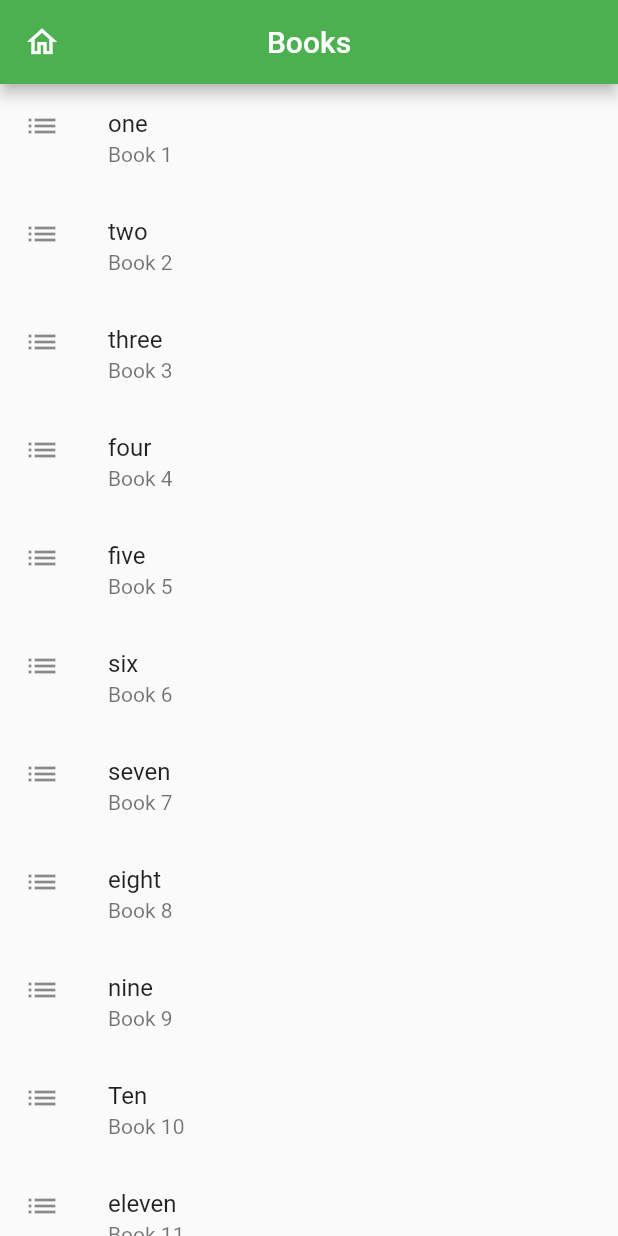
After one commit to Static-404/Flutter, a Flutter app: the SecondPage screen opened by its route, on a phone screen of 412 x 824 dp. The commit adds this screen. Run offline on Flutter 3.47's test engine with Material 2 defaults, Android fonts, the phone set to English and light mode, and no system bars; our stand-ins replace smooth_page_indicator.

Commit message:
Day 12
added another screen with a Listview
added a list of items
added route to the main
added a link in the home page drawer called books

```diff
--- a/lib/main.dart
+++ b/lib/main.dart
@@ -4,6 +4,7 @@ import 'package:firstapp/screens/Home.dart';
 import 'package:firstapp/screens/Navbar.dart';
 import 'package:firstapp/screens/Login.dart';
 import 'package:firstapp/screens/Registration.dart';
+import 'package:firstapp/screens/secondpage.dart';
 import 'package:flutter/material.dart';
 // import 'package:go_router/go_router.dart';
 
@@ -49,6 +50,7 @@ class MyApp extends StatelessWidget {
         'Login': (context) => const Login(),
         'Registration': (context) => const Registration(),
         '1Page': (context) => const FirstPage(),
+        '2Page': (context) => const SecondPage(),
       },
     );
   }
--- a/lib/screens/Home.dart
+++ b/lib/screens/Home.dart
@@ -70,6 +70,14 @@ class _HomeState extends State<Home> {
                  ),
                  onTap: (){
                    Navigator.pushNamed(context, '1Page');
+                 },
+               ),
+               ListTile(
+                 leading: const Icon(Icons.library_books_outlined),
+                 title: const Text('Books', style: TextStyle(fontSize: 15),
+                 ),
+                 onTap: (){
+                   Navigator.pushNamed(context, '2Page');
                  },
                ),
              ],
--- /dev/null
+++ b/lib/screens/secondpage.dart
@@ -0,0 +1,86 @@
+import 'package:flutter/material.dart';
+
+class SecondPage extends StatefulWidget {
+  const SecondPage({Key? key}) : super(key: key);
+
+  @override
+  State<SecondPage> createState() => _SecondPageState();
+}
+
+class _SecondPageState extends State<SecondPage> {
+  @override
+  Widget build(BuildContext context) {
+    return Scaffold(
+      appBar: AppBar(
+        leading: IconButton(
+          icon: const Icon(Icons.home_outlined),
+          onPressed: () {
+            Navigator.pushNamed(context, '1Page');
+          },
+        ),
+        backgroundColor: Colors.green,
+        title: const Text('Books'),
+        centerTitle: true,
+      ),
+      body: ListView(
+          children: const [
+            ListTile(
+              leading: Icon(Icons.list),
+              title: Text('one',),
+              subtitle: Text('Book 1'),
+            ),
+            ListTile(
+              leading: Icon(Icons.list),
+              title: Text('two',),
+              subtitle: Text('Book 2'),
+            ),
+            ListTile(
+              leading: Icon(Icons.list),
+              title: Text('three',),
+              subtitle: Text('Book 3'),
+            ),
+            ListTile(
+              leading: Icon(Icons.list),
+              title: Text('four',),
+              subtitle: Text('Book 4'),
+            ),
+            ListTile(
+              leading: Icon(Icons.list),
+              title: Text('five',),
+              subtitle: Text('Book 5'),
+            ),
+            ListTile(
+              leading: Icon(Icons.list),
+              title: Text('six',),
+              subtitle: Text('Book 6'),
+            ),
+            ListTile(
+              leading: Icon(Icons.list),
+              title: Text('seven',),
+              subtitle: Text('Book 7'),
+            ),
+            ListTile(
+              leading: Icon(Icons.list),
+              title: Text('eight',),
+              subtitle: Text('Book 8'),
+            ),
+            ListTile(
+              leading: Icon(Icons.list),
+              title: Text('nine',),
+              subtitle: Text('Book 9'),
+            ),
+            ListTile(
+              leading: Icon(Icons.list),
+              title: Text('Ten',),
+              subtitle: Text('Book 10'),
+            ),
+            ListTile(
+              leading: Icon(Icons.list),
+              title: Text('eleven',),
+              subtitle: Text('Book 11'),
+            ),
+          ],
+        ),
+    );
+  }
+}
```
